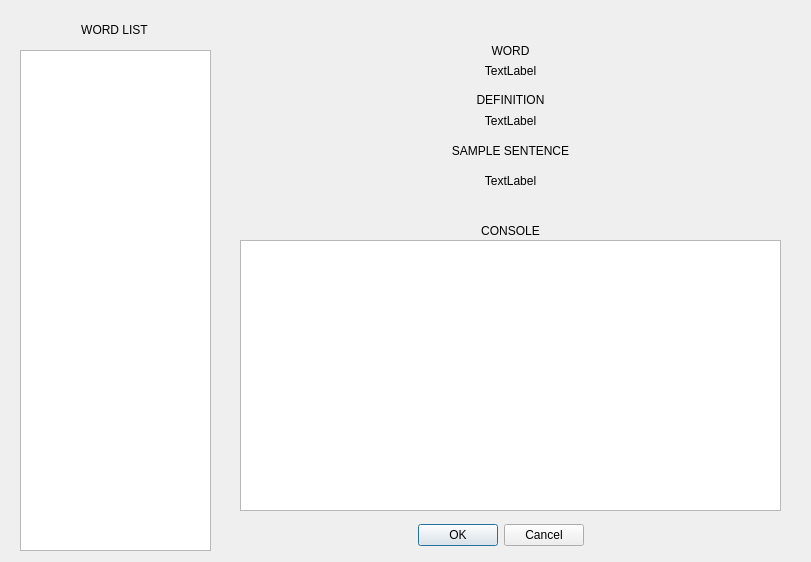
Before: the Qt Designer form GUI.ui in Yee172/AlphabetQs, drawn with Qt 5.
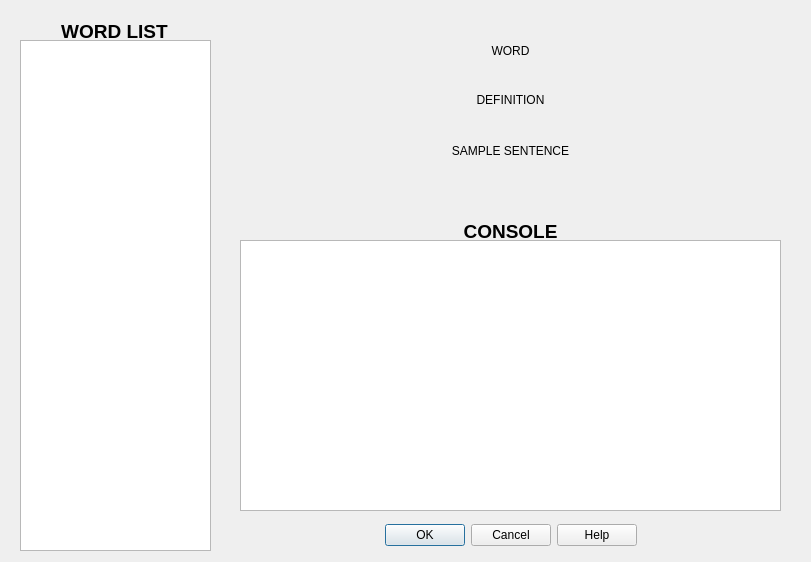
After: the same form once the commit is applied.

Patch:
```diff
--- a/GUI.ui
+++ b/GUI.ui
@@ -19,9 +19,9 @@
   <widget class="QDialogButtonBox" name="buttonBox">
    <property name="geometry">
     <rect>
-     <x>370</x>
+     <x>240</x>
      <y>510</y>
-     <width>261</width>
+     <width>541</width>
      <height>51</height>
     </rect>
    </property>
@@ -29,7 +29,7 @@
     <enum>Qt::Horizontal</enum>
    </property>
    <property name="standardButtons">
-    <set>QDialogButtonBox::Cancel|QDialogButtonBox::Ok</set>
+    <set>QDialogButtonBox::Cancel|QDialogButtonBox::Help|QDialogButtonBox::Ok</set>
    </property>
    <property name="centerButtons">
     <bool>true</bool>
@@ -39,9 +39,9 @@
    <property name="geometry">
     <rect>
      <x>20</x>
-     <y>50</y>
+     <y>40</y>
      <width>191</width>
-     <height>501</height>
+     <height>511</height>
     </rect>
    </property>
    <property name="locale">
@@ -58,7 +58,7 @@
     </rect>
    </property>
    <property name="text">
-    <string>WORD LIST</string>
+    <string>&lt;html&gt;&lt;head/&gt;&lt;body&gt;&lt;p align=&quot;center&quot;&gt;&lt;span style=&quot; font-size:14pt; font-weight:600;&quot;&gt;WORD LIST&lt;/span&gt;&lt;/p&gt;&lt;/body&gt;&lt;/html&gt;</string>
    </property>
    <property name="alignment">
     <set>Qt::AlignCenter</set>
@@ -90,7 +90,7 @@
     </rect>
    </property>
    <property name="text">
-    <string>TextLabel</string>
+    <string/>
    </property>
    <property name="alignment">
     <set>Qt::AlignCenter</set>
@@ -122,7 +122,7 @@
     </rect>
    </property>
    <property name="text">
-    <string>TextLabel</string>
+    <string/>
    </property>
    <property name="alignment">
     <set>Qt::AlignCenter</set>
@@ -154,7 +154,7 @@
     </rect>
    </property>
    <property name="text">
-    <string>TextLabel</string>
+    <string>&lt;html&gt;&lt;head/&gt;&lt;body&gt;&lt;p&gt;&lt;br/&gt;&lt;/p&gt;&lt;/body&gt;&lt;/html&gt;</string>
    </property>
    <property name="alignment">
     <set>Qt::AlignCenter</set>
@@ -180,7 +180,7 @@
     </rect>
    </property>
    <property name="text">
-    <string>CONSOLE</string>
+    <string>&lt;html&gt;&lt;head/&gt;&lt;body&gt;&lt;p align=&quot;center&quot;&gt;&lt;span style=&quot; font-size:14pt; font-weight:600;&quot;&gt;CONSOLE&lt;/span&gt;&lt;/p&gt;&lt;/body&gt;&lt;/html&gt;</string>
    </property>
    <property name="alignment">
     <set>Qt::AlignCenter</set>
```
Left out of the diff: 22 changed lines with no effect on the pictures.
